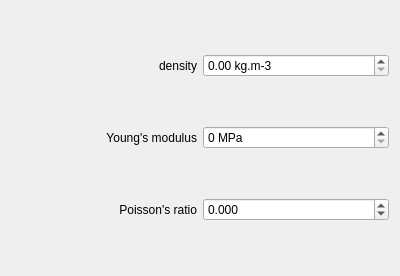
First picture: the form in trunk/Projet/trunk/Ui/layerParameters.ui, repository BackupTheBerlios/qtfin-svn, before the edit.
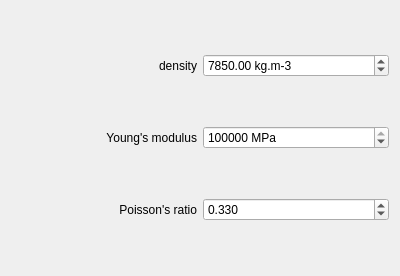
Second picture: the form after the edit.

Diff of the .ui file:
```diff
--- a/trunk/Projet/trunk/Ui/layerParameters.ui
+++ b/trunk/Projet/trunk/Ui/layerParameters.ui
@@ -32,6 +32,9 @@
      <property name="maximum">
       <double>9999.989999999999782</double>
      </property>
+     <property name="value">
+      <double>7850.000000000000000</double>
+     </property>
     </widget>
    </item>
    <item row="1" column="0">
@@ -61,6 +64,9 @@
      <property name="singleStep">
       <double>10.000000000000000</double>
      </property>
+     <property name="value">
+      <double>200000.000000000000000</double>
+     </property>
     </widget>
    </item>
    <item row="2" column="0">
@@ -87,6 +93,9 @@
      <property name="singleStep">
       <double>0.010000000000000</double>
      </property>
+     <property name="value">
+      <double>0.330000000000000</double>
+     </property>
     </widget>
    </item>
   </layout>
```
